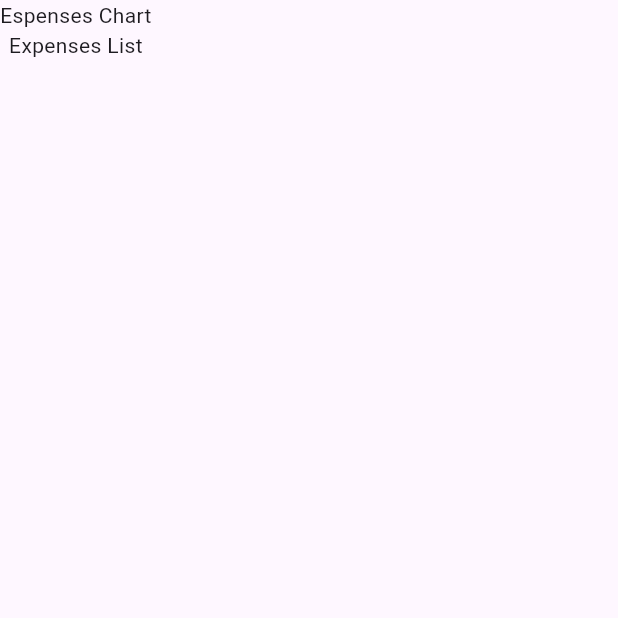
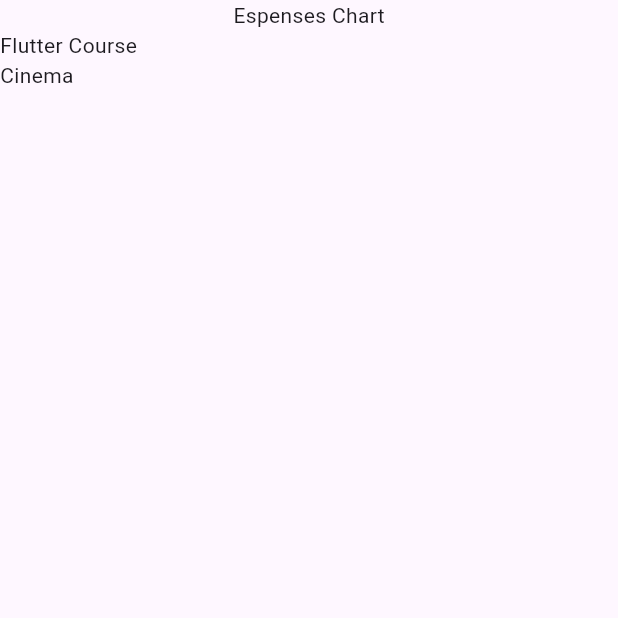
Before and after one commit to ishahzebali/expense-tracker-flutter, a Flutter app: the screen it shows after launch, on a phone screen of 412 x 824 dp, the top half of it. Run offline on Flutter 3.47's test engine with Material 3 defaults, Android fonts, the phone set to English and light mode, and no system bars.

Commit message:
updated some things

```diff
--- /dev/null
+++ b/lib/expense_list.dart
@@ -0,0 +1,18 @@
+import 'package:expense_tracker/models/expense.dart';
+import 'package:flutter/material.dart';
+
+class ExpenseList extends StatelessWidget {
+  const ExpenseList({super.key, required this.expenses});
+
+  final List<Expense> expenses;
+
+  @override
+  Widget build(BuildContext context) {
+    return ListView.builder(
+      itemCount: expenses.length,
+      itemBuilder: (context, index) => Text(
+        expenses[index].title,
+      ),
+    );
+  }
+}
--- a/lib/expenses.dart
+++ b/lib/expenses.dart
@@ -1,3 +1,5 @@
+import 'package:expense_tracker/expense_list.dart';
+import 'package:expense_tracker/models/expense.dart';
 import 'package:flutter/material.dart';
 
 class Expenses extends StatefulWidget {
@@ -9,13 +11,28 @@ class Expenses extends StatefulWidget {
 }
 
 class _ExpensesState extends State<Expenses> {
+  final List<Expense> _regesteredExpenses = [
+    Expense(
+        amount: 19.99,
+        date: DateTime.now(),
+        title: 'Flutter Course',
+        category: Category.work),
+    Expense(
+        amount: 15.69,
+        date: DateTime.now(),
+        title: 'Cinema',
+        category: Category.leisure),
+  ];
+
   @override
   Widget build(BuildContext context) {
-    return const Scaffold(
-      body: Column(children: [
-        Text('Espenses Chart'),
-        Text('Expenses List'),
-      ],),
+    return Scaffold(
+      body: Column(
+        children: [
+          const Text('Espenses Chart'),
+          Expanded(child: ExpenseList(expenses: _regesteredExpenses))
+        ],
+      ),
     );
   }
 }
```
